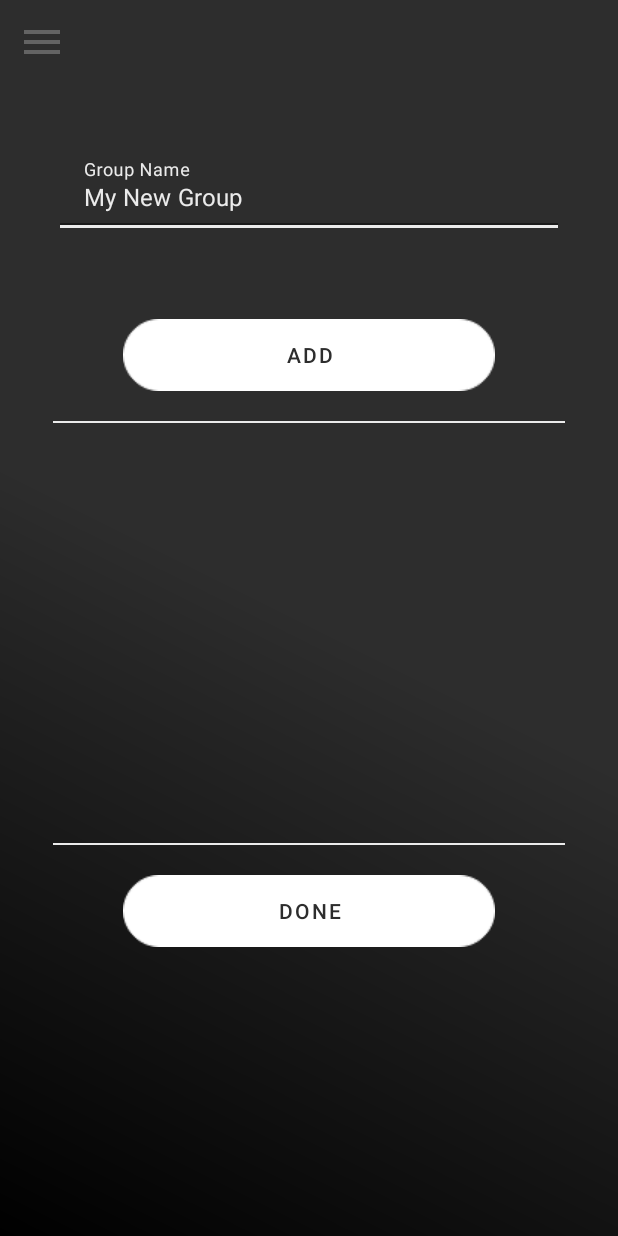
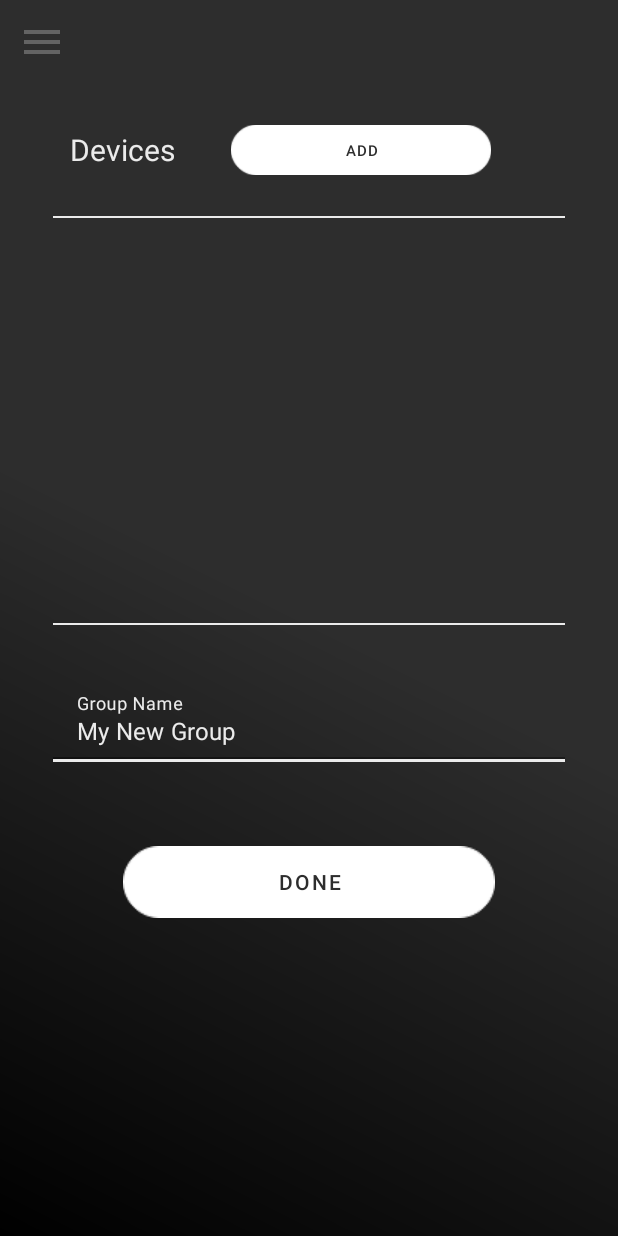
Before and after one commit to OfekHarel/Orion-Conneection-App, an Android app: the PairGroup screen opened directly, with no data from a screen before it, on a phone screen of 412 x 824 dp. Run offline under Robolectric (Android 15) with nearby library versions, the phone set to English and light mode, and no system bars.

Commit message:
Finished pairing process. ready for network.
Signed-off-by: Ofek Harel <ofekizh@gmail.com>

```diff
--- a/OrionApp/app/src/main/res/layout/activity_pair_group.xml
+++ b/OrionApp/app/src/main/res/layout/activity_pair_group.xml
@@ -16,11 +16,59 @@
 
         <include layout="@layout/main_toolbar" />
 
+        <LinearLayout
+            android:layout_width="wrap_content"
+            android:layout_height="wrap_content"
+            android:orientation="horizontal"
+            android:layout_gravity="center_horizontal">
+
+            <TextView
+                android:layout_width="wrap_content"
+                android:layout_height="wrap_content"
+                android:text="Devices"
+                android:textSize="20dp"
+                android:layout_gravity="center_vertical"
+                android:textColor="@color/app_white"/>
+            <Button
+                android:layout_width="wrap_content"
+                android:layout_height="wrap_content"
+                android:background="@drawable/btn_layout"
+                android:text="Add"
+                android:layout_marginVertical="20dp"
+                android:layout_gravity="center"
+                android:onClick="clickAdd"
+                android:scaleX="0.7"
+                android:scaleY="0.7"/>
+
+        </LinearLayout>
+
+
+        <View
+            android:layout_width="match_parent"
+            android:layout_height="1dp"
+            android:layout_marginHorizontal="35dp"
+            android:background="@color/app_white"/>
+
+        <ListView
+            android:id="@+id/new_connection_group_list"
+            android:layout_width="match_parent"
+            android:layout_height="230dp"
+            android:layout_marginVertical="20dp"
+            android:layout_marginHorizontal="10dp"
+            android:layout_gravity="center_vertical"
+            android:dividerHeight="5dp" />
+
+        <View
+            android:layout_width="match_parent"
+            android:layout_height="1dp"
+            android:layout_marginHorizontal="35dp"
+            android:background="@color/app_white"/>
+
         <com.google.android.material.textfield.TextInputLayout
             android:id="@+id/new_group_pair_name"
             android:layout_width="match_parent"
             android:layout_height="wrap_content"
-            android:padding="40dp"
+            android:padding="35dp"
             app:errorEnabled="true"
             app:counterTextColor="@color/app_white"
             android:textColorHint="@color/app_white"
@@ -43,41 +91,19 @@
             android:layout_width="wrap_content"
             android:layout_height="wrap_content"
             android:background="@drawable/btn_layout"
-            android:text="Add"
-            android:layout_gravity="center"
-            android:onClick="clickAdd"/>
-
-        <View
-            android:layout_width="match_parent"
-            android:layout_height="1dp"
-            android:layout_marginHorizontal="35dp"
-            android:background="@color/app_white"
-            android:layout_marginVertical="20dp"/>
-
-        <ListView
-            android:id="@+id/new_connection_group_list"
-            android:layout_width="match_parent"
-            android:layout_height="200dp"
-            android:layout_marginVertical="20dp"
-            android:layout_marginHorizontal="10dp"
-            android:layout_gravity="center_vertical"
-            android:dividerHeight="5dp" />
-
-        <View
-            android:layout_width="match_parent"
-            android:layout_height="1dp"
-            android:layout_marginHorizontal="35dp"
-            android:background="@color/app_white"
-            android:layout_marginVertical="20dp"/>
-
-        <Button
-            android:layout_width="wrap_content"
-            android:layout_height="wrap_content"
-            android:background="@drawable/btn_layout"
             android:text="Done"
             android:layout_gravity="center"
             android:onClick="clickDone"/>
 
+        <TextView
+            android:layout_width="match_parent"
+            android:layout_height="wrap_content"
+            android:id="@+id/text_error_add_group"
+            android:textSize="18sp"
+            android:layout_marginVertical="20dp"
+            android:textColor="@color/error_color"
+            android:textAlignment="center"
+            android:textStyle="bold"/>
 
     </LinearLayout>
 
--- a/OrionApp/app/src/main/res/layout/list_row.xml
+++ b/OrionApp/app/src/main/res/layout/list_row.xml
@@ -6,5 +6,6 @@
     android:layout_height="?android:attr/listPreferredItemHeight"
     android:textSize="15sp"
     android:gravity="center"
-    android:textColor="@color/app_white"
-    android:textStyle="bold"/>
+    android:textColor="@color/app_grey"
+    android:textStyle="bold"
+    android:background="@drawable/conn_back" />
--- a/OrionApp/app/src/main/res/values/colors.xml
+++ b/OrionApp/app/src/main/res/values/colors.xml
@@ -11,4 +11,5 @@
     <color name="app_white">#EBEBEB</color>
     <color name="transparent">#00FFFFFF</color>
     <color name="link_color">#0066CC</color>
+    <color name="error_color">#E12800</color>
 </resources>
```
Also changed, not shown: OrionApp/app/src/main/java/com/horizon/OrionConnection/PairGroup.java (+51 -3 lines), OrionApp/app/src/main/java/com/horizon/utils/Data.java (+12 -3 lines).
